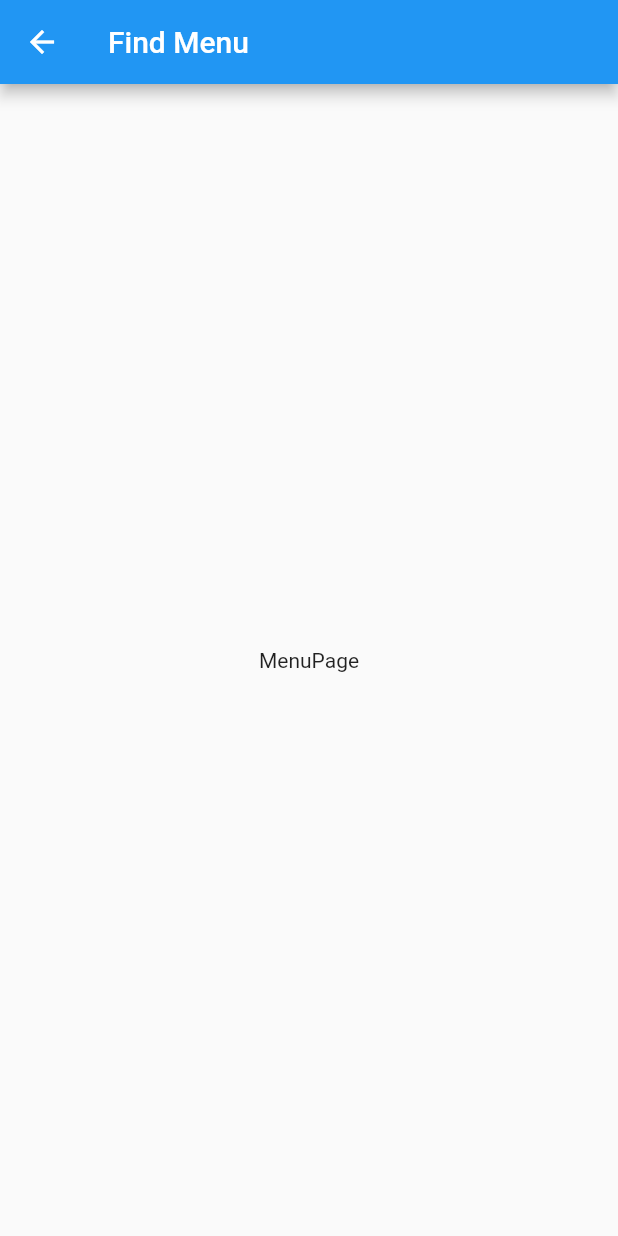
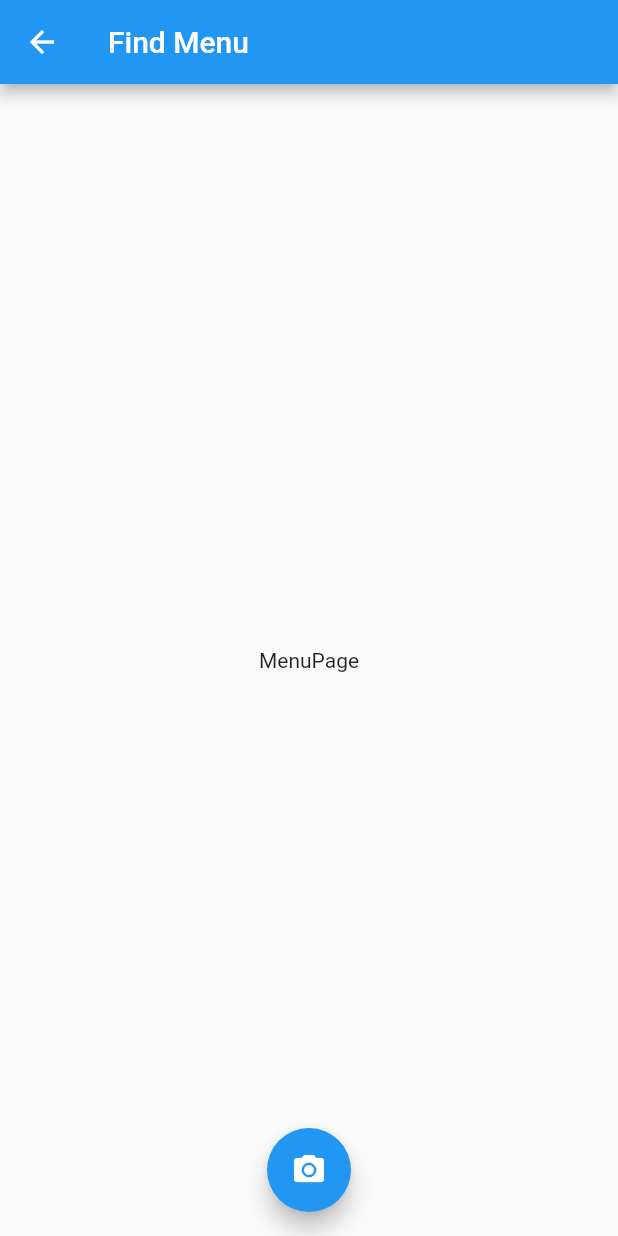
Before and after one commit to AINutritionProject/KinDeeUDee, a Flutter app: the MenuPage screen opened directly, on a phone screen of 412 x 824 dp. Run offline on Flutter 3.47's test engine with Material 2 defaults, Android fonts, the phone set to English and light mode, and no system bars.

Commit message:
create camera page and link it.

```diff
--- a/lib/pages/menu.dart
+++ b/lib/pages/menu.dart
@@ -1,4 +1,5 @@
 import 'package:flutter/material.dart';
+import 'package:appfood2/pages/camera.dart';
 
 class MenuPage extends StatelessWidget {
   const MenuPage({super.key});
@@ -6,6 +7,16 @@ class MenuPage extends StatelessWidget {
   @override
   Widget build(BuildContext context) {
     return Scaffold(
+        floatingActionButtonLocation: FloatingActionButtonLocation.centerFloat,
+        floatingActionButton: FloatingActionButton(
+          onPressed: () {
+            Navigator.of(context).push(
+                MaterialPageRoute(builder: (context) => const CameraPage()));
+          },
+          child: const Icon(
+            Icons.camera_alt,
+          ),
+        ),
         appBar: AppBar(
           title: const Text("Find Menu"),
         ),
```
Also changed, not shown: lib/pages/camera.dart (added, +14 -0 lines).
